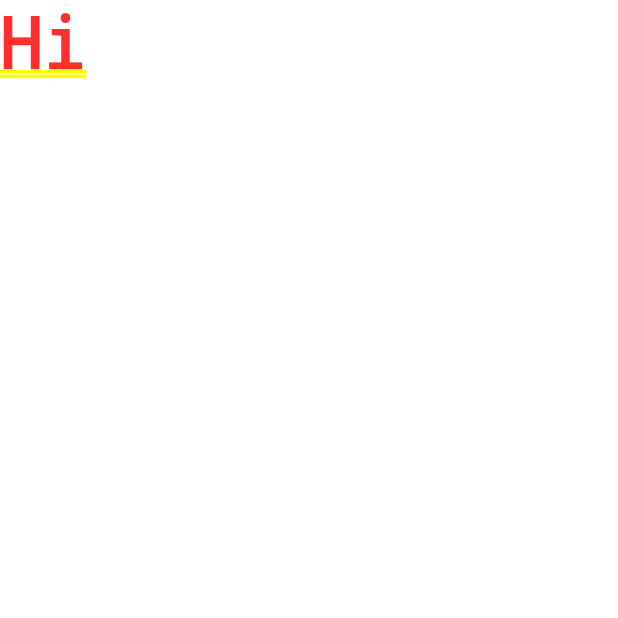
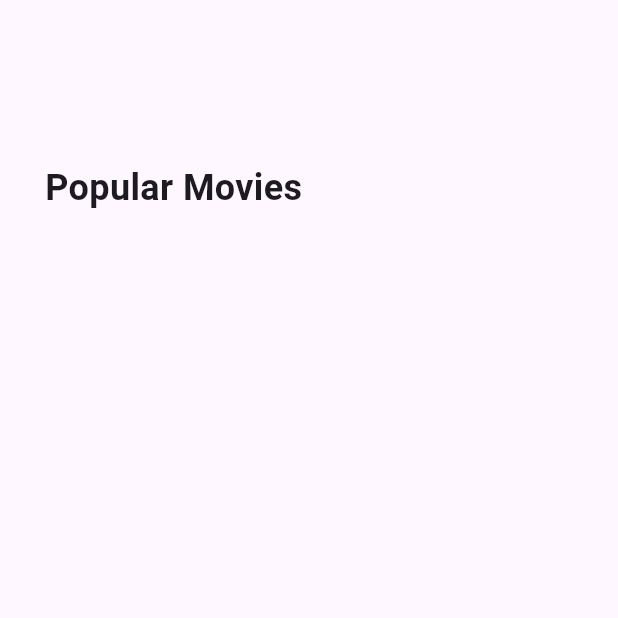
Before and after one commit to ChoiHoYong/flutter_challenge, a Flutter app: the screen it shows after launch, on a phone screen of 412 x 824 dp, the top half of it. Run offline on Flutter 3.47's test engine with Material 3 defaults, Android fonts, the phone set to English and light mode, and no system bars; network calls fail.

Commit message:
Movie API Data fetch

```diff
--- a/lib/main.dart
+++ b/lib/main.dart
@@ -1,6 +1,9 @@
 import 'package:flutter/material.dart';
+import 'package:flutter_challenge/screens/home_screen.dart';
+import 'package:flutter_challenge/services/api_service.dart';
 
 void main() {
+  ApiService().getBaseMovies();
   runApp(const App());
 }
 
@@ -10,7 +13,7 @@ class App extends StatelessWidget {
   @override
   Widget build(BuildContext context) {
     return const MaterialApp(
-      home: Text('Hi'),
+      home: HomeScreen(),
     );
   }
 }
--- /dev/null
+++ b/lib/screens/home_screen.dart
@@ -0,0 +1,26 @@
+import 'package:flutter/material.dart';
+
+class HomeScreen extends StatelessWidget {
+  const HomeScreen({super.key});
+
+  @override
+  Widget build(BuildContext context) {
+    return const Scaffold(
+      body: Row(
+        children: [
+          SizedBox(
+            height: 250,
+            width: 30,
+          ),
+          Text(
+            'Popular Movies',
+            style: TextStyle(
+              fontSize: 24,
+              fontWeight: FontWeight.w600,
+            ),
+          ),
+        ],
+      ),
+    );
+  }
+}
--- a/pubspec.yaml
+++ b/pubspec.yaml
@@ -35,6 +35,7 @@ dependencies:
   # The following adds the Cupertino Icons font to your application.
   # Use with the CupertinoIcons class for iOS style icons.
   cupertino_icons: ^1.0.6
+  http: ^1.2.2
 
 dev_dependencies:
   flutter_test:
```
Also changed, not shown: lib/models/movie_model.dart (added, +25 -0 lines), lib/services/api_service.dart (+14 -36 lines), pubspec.lock.
